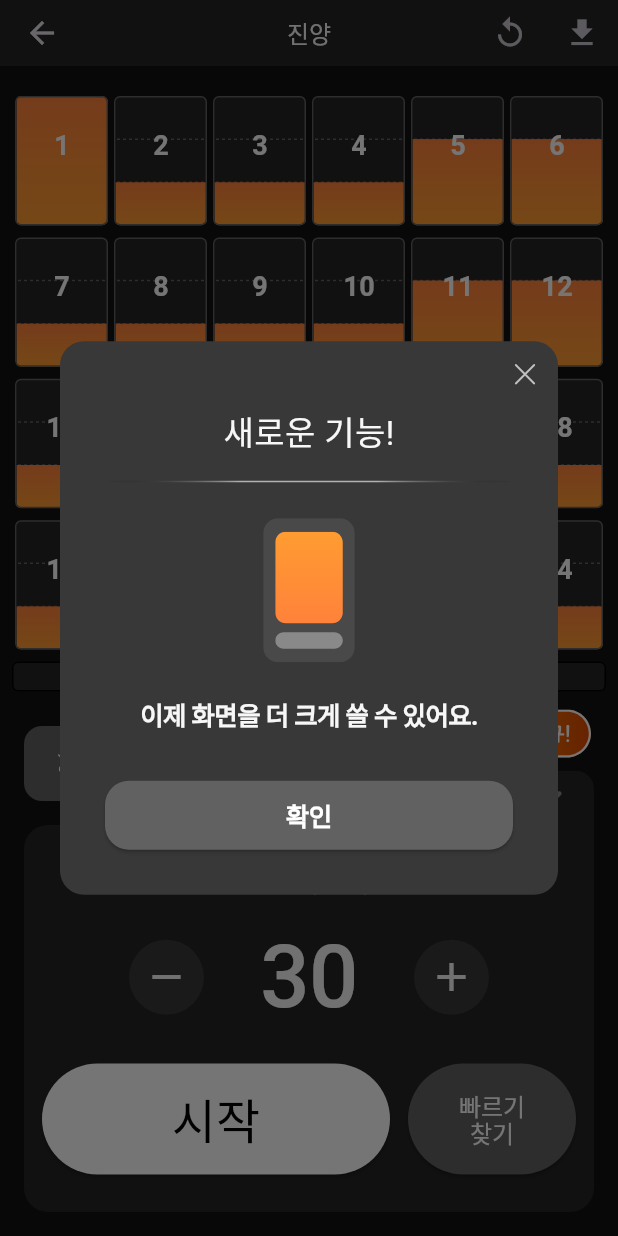
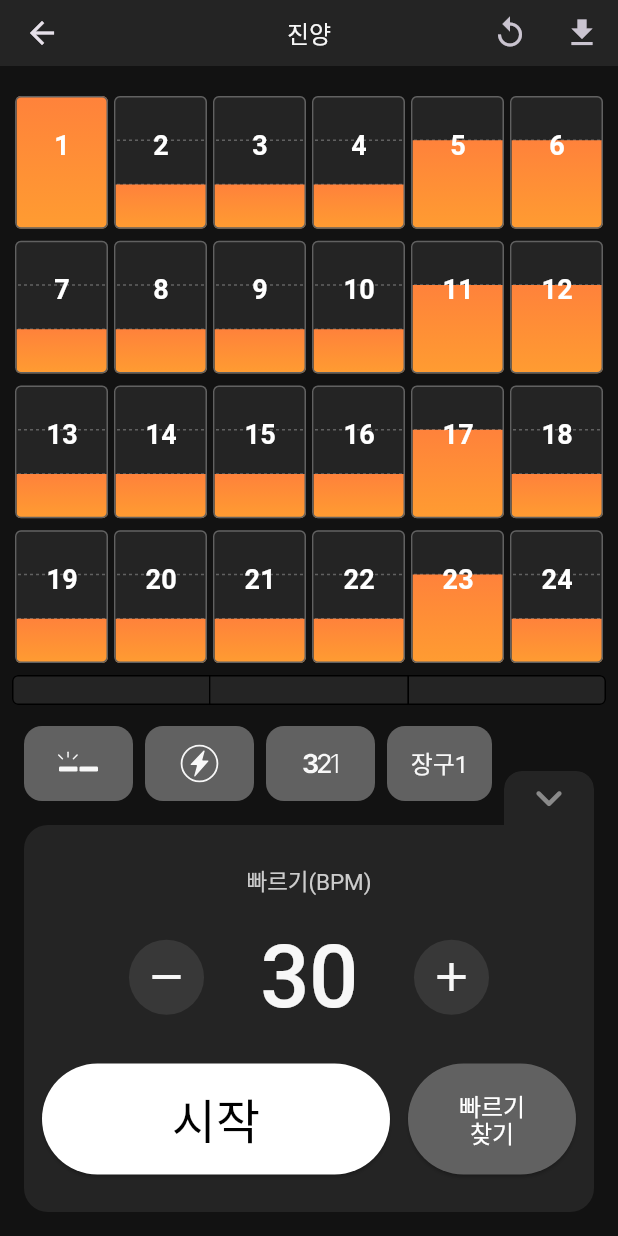
Before and after one commit to Team-Hanbae/Hanbae-Flutter, a Flutter app: the screen it shows after launch, after a tap on "진양", on a phone screen of 412 x 824 dp. Run offline on Flutter 3.47's test engine with Material 3 defaults, Android fonts, the phone set to English and light mode, and no system bars; our stand-ins replace carousel_slider, equatable, flutter_bloc, flutter_dotenv, flutter_svg, hive and 3 more; missing offline and left inert: hero_animation, mixpanel_flutter; accounts and stored records are empty; Roboto replaces fonts that are missing (Gosanja, Pretendard); statements that could not run were skipped.

Commit message:
[feat] #163 폴드 기능 Dialog, Badge 제거

```diff
--- a/lib/presentation/metronome/metronome_options.dart
+++ b/lib/presentation/metronome/metronome_options.dart
@@ -4,7 +4,6 @@ import 'package:hanbae/model/jangdan_type.dart';
 import 'package:hanbae/theme/colors.dart';
 import 'package:flutter_svg/flutter_svg.dart';
 import 'package:hanbae/theme/text_styles.dart';
-import 'package:hanbae/utils/animation.dart';
 import 'package:hanbae/utils/local_storage.dart';
 import 'dart:ui'; // Ensure this import is present
 import '../../bloc/metronome/metronome_bloc.dart';
@@ -224,20 +223,30 @@ class _MetronomeOptionsState extends State<MetronomeOptions> {
 
         Column(
           children: [
-            if (!showNewMinimumIcon) WigglingSvgIcon(),
-            InkWell(
+            Material(
+              color: Colors.transparent,
+              borderRadius: const BorderRadius.vertical(
+                top: Radius.circular(12),
+              ),
+              clipBehavior: Clip.antiAlias,
+              child: InkWell(
+                borderRadius: const BorderRadius.vertical(
+                  top: Radius.circular(12),
+                ),
                 onTap: () {
                   Storage().setFirstMinimumCheck();
                   context.read<MetronomeBloc>().add(const ToggleMinimum());
                   showNewMinimumIcon = true;
                   setState(() {});
                 },
-              child: Container(
+                child: Ink(
                   width: 60,
                   height: 36,
-                decoration: BoxDecoration(
+                  decoration: const BoxDecoration(
                     color: AppColors.backgroundMute,
-                  borderRadius: BorderRadius.vertical(top: Radius.circular(12)),
+                    borderRadius: BorderRadius.vertical(
+                      top: Radius.circular(12),
+                    ),
                   ),
                   child: BlocBuilder<MetronomeBloc, MetronomeState>(
                     builder: (context, state) {
@@ -254,6 +263,7 @@ class _MetronomeOptionsState extends State<MetronomeOptions> {
                   ),
                 ),
               ),
+            ),
           ],
         ),
       ],
--- a/lib/presentation/metronome/metronome_screen.dart
+++ b/lib/presentation/metronome/metronome_screen.dart
@@ -9,7 +9,6 @@ import 'package:hanbae/presentation/metronome/metronome_options.dart';
 import 'package:hanbae/bloc/metronome/metronome_bloc.dart';
 import 'package:hanbae/theme/colors.dart';
 import 'package:hanbae/theme/text_styles.dart';
-import 'package:hanbae/utils/dialog.dart';
 import 'package:hanbae/utils/local_storage.dart';
 
 enum AppBarMode { builtin, custom, create }
@@ -33,12 +32,6 @@ class _MetronomeScreenState extends State<MetronomeScreen> {
   bool _awaitingSave = false;
 
   @override
-  void initState() {
-    super.initState();
-    WidgetsBinding.instance.addPostFrameCallback((_) {
-      firstUserDialog();
-    });
-  }
 
   @override
   void deactivate() {
@@ -47,12 +40,6 @@ class _MetronomeScreenState extends State<MetronomeScreen> {
     super.deactivate();
   }
 
-  void firstUserDialog() async {
-    final bool result = await Storage().getFirstUserCheck();
-    if (!result) {
-      CommonDialog().firstShowDialog(context);
-    }
-  }
 
   String get appBarTitle {
     final selected = context.watch<MetronomeBloc>().state.selectedJangdan;
--- a/lib/utils/animation.dart
+++ /dev/null
@@ -1,71 +0,0 @@
-import 'package:flutter/material.dart';
-import 'package:flutter_svg/flutter_svg.dart';
-
-class WigglingSvgIcon extends StatefulWidget {
-  const WigglingSvgIcon({super.key});
-
-  @override
-  State<WigglingSvgIcon> createState() => _WigglingSvgIconState();
-}
-
-class _WigglingSvgIconState extends State<WigglingSvgIcon>
-    with SingleTickerProviderStateMixin {
-  late final AnimationController _controller;
-  late final Animation<Offset> _animation;
-  int _repeatCount = 0;
-
-  @override
-  void initState() {
-    super.initState();
-    _controller = AnimationController(
-      vsync: this,
-      duration: const Duration(milliseconds: 500),
-    );
-
-    _animation = Tween<Offset>(
-      begin: const Offset(0.0, -2.0),
-      end: const Offset(0.0, 0.0),
-    ).animate(CurvedAnimation(parent: _controller, curve: Curves.easeInOut));
-
-    // 애니메이션 상태 리스너 추가
-    _controller.addStatusListener((status) {
-      if (status == AnimationStatus.completed) {
-        _controller.reverse();
-      } else if (status == AnimationStatus.dismissed) {
-        _repeatCount++;
-        if (_repeatCount >= 3) {
-          Future.delayed(const Duration(seconds: 1), () {
-            if (mounted) {
-              _repeatCount = 0;
-              _controller.forward();
-            }
-          });
-        } else {
-          _controller.forward();
-        }
-      }
-    });
-
-    _controller.forward();
-  }
-
-  @override
-  void dispose() {
-    _controller.dispose();
-    super.dispose();
-  }
-
-  @override
-  Widget build(BuildContext context) {
-    return AnimatedBuilder(
-      animation: _animation,
-      builder: (context, child) {
-        return Transform.translate(offset: _animation.value, child: child);
-      },
-      child: SizedBox(
-        width: 60,
-        child: SvgPicture.asset('assets/images/icon/new_icon.svg'),
-      ),
-    );
-  }
-}
--- a/lib/utils/dialog.dart
+++ /dev/null
@@ -1,136 +0,0 @@
-import 'package:flutter/material.dart';
-import 'package:flutter_svg/flutter_svg.dart';
-import 'package:hanbae/theme/colors.dart';
-import 'package:hanbae/theme/text_styles.dart';
-import 'package:hanbae/utils/local_storage.dart';
-import 'package:lottie/lottie.dart';
-
-class CommonDialog {
-  firstShowDialog(BuildContext context) {
-    return showDialog(
-      context: context,
-      barrierDismissible: false,
-      builder: (BuildContext context) {
-        return Dialog(
-          backgroundColor: AppColors.backgroundElevated,
-          shape: RoundedRectangleBorder(
-            borderRadius: BorderRadius.circular(16.0),
-          ),
-          child: SizedBox(
-            child: Column(
-              mainAxisSize: MainAxisSize.min,
-              children: [
-                Align(
-                  alignment: Alignment.topRight,
-                  child: InkWell(
-                    onTap: () {
-                      Storage().setFirstUserCheck();
-                      Navigator.pop(context);
-                    },
-                    child: Padding(
-                      padding: const EdgeInsets.all(15.0),
-                      child: SizedBox(
-                        width: 14,
-                        height: 14,
-                        child: SvgPicture.asset(
-                          'assets/images/icon/x_mark.svg',
-                          fit: BoxFit.contain,
-                        ),
-                      ),
-                    ),
-                  ),
-                ),
-
-                // 제목
-                Padding(
-                  padding: const EdgeInsets.only(
-                    left: 30,
-                    right: 30,
-                    bottom: 30,
-                  ),
-                  child: Column(
-                    children: [
-                      Text(
-                        '새로운 기능!',
-                        textAlign: TextAlign.center,
-                        style: AppTextStyles.gosanja.copyWith(
-                          color: AppColors.labelDefault,
-                        ),
-                      ),
-                      const SizedBox(height: 16),
-                      Container(
-                        // 선의 두께를 height로 조절
-                        height: 1.0,
-                        decoration: const BoxDecoration(
-                          // 선형 그라데이션 적용
-                          gradient: LinearGradient(
-                            // 그라데이션 색상 설정
-                            colors: [
-                              Colors.transparent,
-                              AppColors.neutral4,
-                              AppColors.neutral4, // 중앙의 밝은 색
-                              Colors.transparent,
-                            ],
-                            // 그라데이션의 시작점과 끝점 설정 (가로 방향)
-                            begin: Alignment.centerLeft,
-                            end: Alignment.centerRight,
-                          ),
-                        ),
-                      ),
-                      const SizedBox(height: 24),
-
-                      Lottie.asset('assets/lotties/fold.json'),
-
-                      const SizedBox(height: 24),
-
-                      // 설명 텍스트
-                      Text(
-                        '이제 화면을 더 크게 쓸 수 있어요.',
-                        textAlign: TextAlign.center,
-                        style: AppTextStyles.bodySb.copyWith(
-                          fontSize: 17,
-                          letterSpacing: -0.43,
-                          color: AppColors.labelDefault,
-                        ),
-                      ),
-
-                      const SizedBox(height: 32),
-
-                      // 확인 버튼
-                      SizedBox(
-                        width: double.infinity,
-                        height: 46,
-                        child: ElevatedButton(
-                          style: ElevatedButton.styleFrom(
-                            backgroundColor: AppColors.buttonDefault,
-                            shape: RoundedRectangleBorder(
-                              borderRadius: BorderRadius.circular(16),
-                            ),
-                          ),
-                          child: Center(
-                            child: Text(
-                              '확인',
-                              style: AppTextStyles.bodySb.copyWith(
-                                fontSize: 17,
-                                color: AppColors.labelPrimary,
-                                letterSpacing: -0.43,
-                              ),
-                            ),
-                          ),
-                          onPressed: () {
-                            Storage().setFirstUserCheck();
-                            Navigator.pop(context);
-                          },
-                        ),
-                      ),
-                    ],
-                  ),
-                ),
-              ],
-            ),
-          ),
-        );
-      },
-    );
-  }
-}
```
Lines whose indentation alone changed are shown as unchanged.
